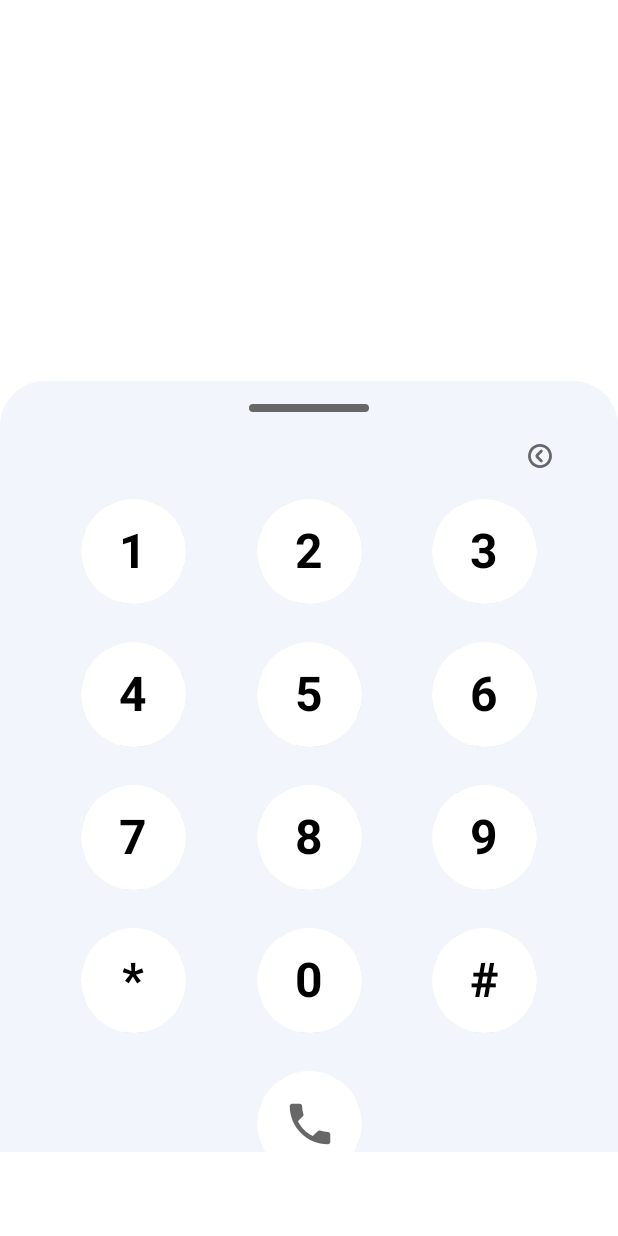
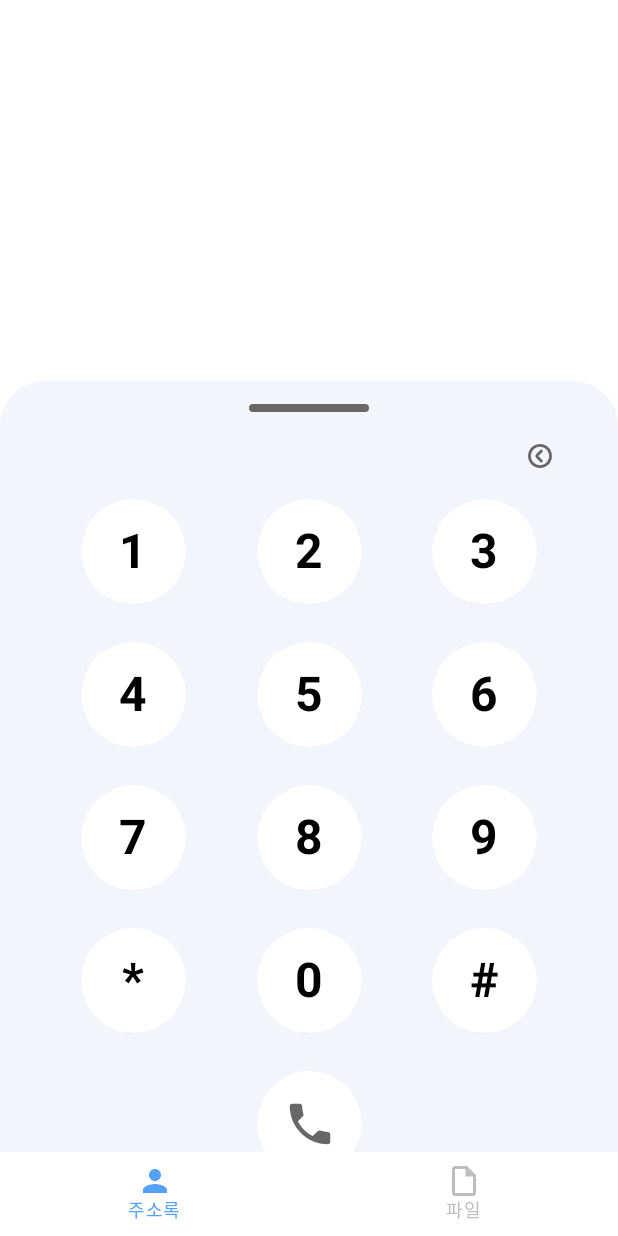
Before and after one commit to Sohot-compile-error/Deep-truth_android-kotlin, an Android app built with Jetpack Compose: the screen it shows after launch (MainActivity), after a tap on "IC_DIAL", on a phone screen of 412 x 824 dp. Run offline under Robolectric (Android 15) with nearby library versions, the phone set to English and light mode, and no system bars; our stand-ins replace Dagger/Hilt's generated code, accompanist.

Commit message:
feat : 기기 내 미디어 파일 불러오기 추가

```diff
--- a/app/src/main/java/kau/sohothackathon/compileerror/MainActivity.kt
+++ b/app/src/main/java/kau/sohothackathon/compileerror/MainActivity.kt
@@ -45,25 +45,27 @@ class MainActivity : ComponentActivity() {
     }
 
     private fun checkPermissions() {
-        if (ContextCompat.checkSelfPermission(
-                this,
-                Manifest.permission.RECORD_AUDIO
-            ) != PackageManager.PERMISSION_GRANTED ||
-            ContextCompat.checkSelfPermission(
-                this,
-                Manifest.permission.READ_CONTACTS
-            ) != PackageManager.PERMISSION_GRANTED ||
-            ContextCompat.checkSelfPermission(
-                this,
-                Manifest.permission.CAMERA
-            ) != PackageManager.PERMISSION_GRANTED
+        val permissions = arrayOf(
+            Manifest.permission.RECORD_AUDIO,
+            Manifest.permission.READ_CONTACTS,
+            Manifest.permission.CAMERA,
+            Manifest.permission.READ_EXTERNAL_STORAGE
+        )
+        if (
+            permissions.any {
+                ContextCompat.checkSelfPermission(
+                    this,
+                    it
+                ) != PackageManager.PERMISSION_GRANTED
+            }
         ) {
             ActivityCompat.requestPermissions(
                 this,
                 arrayOf(
                     Manifest.permission.RECORD_AUDIO,
                     Manifest.permission.READ_CONTACTS,
-                    Manifest.permission.CAMERA
+                    Manifest.permission.CAMERA,
+                    Manifest.permission.READ_EXTERNAL_STORAGE
                 ),
                 1004
             )
--- /dev/null
+++ b/app/src/main/java/kau/sohothackathon/compileerror/domain/FileRepository.kt
@@ -0,0 +1,8 @@
+package kau.sohothackathon.compileerror.domain
+
+import kau.sohothackathon.compileerror.domain.model.MediaFile
+
+interface FileRepository {
+
+    fun fetchAllMediaFiles(): List<MediaFile>
+}
--- /dev/null
+++ b/app/src/main/java/kau/sohothackathon/compileerror/domain/model/MediaType.kt
@@ -0,0 +1,5 @@
+package kau.sohothackathon.compileerror.domain.model
+
+enum class MediaType {
+    VIDEO, AUDIO;
+}
--- a/app/src/main/java/kau/sohothackathon/compileerror/ui/address/MainViewModel.kt
+++ b/app/src/main/java/kau/sohothackathon/compileerror/ui/MainViewModel.kt
@@ -1,19 +1,23 @@
-package kau.sohothackathon.compileerror.ui.address
+package kau.sohothackathon.compileerror.ui
 
 import android.content.Context
+import android.util.Log
 import androidx.compose.runtime.*
 import androidx.lifecycle.ViewModel
 import androidx.lifecycle.viewModelScope
 import dagger.hilt.android.lifecycle.HiltViewModel
 import kau.sohothackathon.compileerror.data.model.Address
 import kau.sohothackathon.compileerror.domain.AddressRepository
+import kau.sohothackathon.compileerror.domain.FileRepository
+import kau.sohothackathon.compileerror.domain.model.MediaFile
 import kotlinx.coroutines.Dispatchers
 import kotlinx.coroutines.launch
 import javax.inject.Inject
 
 @HiltViewModel
 class MainViewModel @Inject constructor(
-    private val addressRepository: AddressRepository
+    private val addressRepository: AddressRepository,
+    private val fileRepository: FileRepository
 ) : ViewModel() {
 
     val addresses = mutableStateListOf<Address>()
@@ -26,10 +30,19 @@ class MainViewModel @Inject constructor(
     private val _phoneSearch = mutableStateOf("")
     val phoneSearch: State<String> get() = _phoneSearch
 
+    private val _mediaFiles = mutableStateOf(emptyList<MediaFile>())
+    val mediaFiles: State<List<MediaFile>> get() = _mediaFiles
+
     fun getAllContacts(context: Context) = viewModelScope.launch(Dispatchers.Default) {
         if (addresses.isEmpty()) {
             addresses.clear()
             addresses.addAll(addressRepository.fetchAllContacts(context).sortedBy { it.name })
+        }
+    }
+
+    fun getAllMediafiles() = viewModelScope.launch(Dispatchers.Default) {
+        if (_mediaFiles.value.isEmpty()) {
+            _mediaFiles.value = fileRepository.fetchAllMediaFiles()
         }
     }
 
--- a/app/src/main/java/kau/sohothackathon/compileerror/ui/address/AddressScreen.kt
+++ b/app/src/main/java/kau/sohothackathon/compileerror/ui/address/AddressScreen.kt
@@ -16,6 +16,7 @@ import androidx.compose.ui.res.painterResource
 import androidx.compose.ui.unit.dp
 import androidx.hilt.navigation.compose.hiltViewModel
 import kau.sohothackathon.compileerror.R
+import kau.sohothackathon.compileerror.ui.MainViewModel
 import kau.sohothackathon.compileerror.ui.model.ApplicationState
 import kau.sohothackathon.compileerror.ui.theme.*
 import kau.sohothackathon.compileerror.util.Constants.VIDEO_CALL_ROUTE
--- a/app/src/main/java/kau/sohothackathon/compileerror/ui/components/BottomBar.kt
+++ b/app/src/main/java/kau/sohothackathon/compileerror/ui/components/BottomBar.kt
@@ -5,10 +5,7 @@ import androidx.compose.foundation.background
 import androidx.compose.foundation.layout.BoxScope
 import androidx.compose.foundation.layout.fillMaxWidth
 import androidx.compose.foundation.layout.navigationBarsPadding
-import androidx.compose.material.BottomNavigation
-import androidx.compose.material.BottomNavigationItem
-import androidx.compose.material.Icon
-import androidx.compose.material.Surface
+import androidx.compose.material.*
 import androidx.compose.runtime.*
 import androidx.compose.ui.Alignment
 import androidx.compose.ui.Modifier
@@ -55,10 +52,17 @@ fun BottomBar(
                                     (if (isSelected) screen.selectedIcon else screen.unselectedIcon),
                                 ),
                                 contentDescription = null,
+                                tint = if (isSelected) Color(0xFF55A1F8) else Color(0xFFBDBDBD),
                             )
                         }
                     },
-                    label = null,
+                    label = {
+                        Text(
+                            text = screen.title,
+                            color = if (isSelected) Color(0xFF55A1F8) else Color(0xFFBDBDBD),
+                            style = MaterialTheme.typography.caption,
+                        )
+                    },
                     selected = isSelected,
                     onClick = {
                         appState.navController.navigate(screen.route) {
--- /dev/null
+++ b/app/src/main/java/kau/sohothackathon/compileerror/ui/file/AudioPlayScreen.kt
@@ -0,0 +1 @@
+import androidx.compose.ui.res.painterResource
--- a/app/src/main/java/kau/sohothackathon/compileerror/ui/graph/mainGraph.kt
+++ b/app/src/main/java/kau/sohothackathon/compileerror/ui/graph/mainGraph.kt
@@ -36,7 +36,7 @@ fun NavGraphBuilder.mainGraph(appState: ApplicationState) {
         }
         composable(FILE_ROUTE) { backStackentry ->
             val backEntry = rememberNavControllerBackEntry(backStackentry, appState, MAIN_GRAPH)
-            FileScreen()
+            FileScreen(appState, hiltViewModel(backEntry))
         }
 
     }
--- a/app/src/main/java/kau/sohothackathon/compileerror/ui/theme/Color.kt
+++ b/app/src/main/java/kau/sohothackathon/compileerror/ui/theme/Color.kt
@@ -12,3 +12,5 @@ val Gray300 = Color(0xFFC1C4CC)
 val SubGray = Color(0xFFF2F5FC)
 val Gray = Color(0xFFF2F5FC)
 val Red = Color(0xFFFE6D63)
+val DEEP_TRUTH_BLUE = Color(0xFF55A1F8)
+val DEEP_TRUTH_GRAY = Color(0xFFBDBDBD)
--- a/app/src/main/java/kau/sohothackathon/compileerror/util/Screen.kt
+++ b/app/src/main/java/kau/sohothackathon/compileerror/util/Screen.kt
@@ -7,16 +7,19 @@ import kau.sohothackathon.compileerror.util.Constants.FILE_ROUTE
 
 enum class Screen(
     val route: String,
+    val title: String,
     @DrawableRes val selectedIcon: Int,
     @DrawableRes val unselectedIcon: Int
 ) {
     ADDRESS(
         ADDRESS_ROUTE,
+        "주소록",
         R.drawable.ic_baseline_person_24,
         R.drawable.ic_outline_person_24
     ),
     FILE(
         FILE_ROUTE,
+        "파일",
         R.drawable.ic_baseline_insert_drive_file_24,
         R.drawable.ic_outline_insert_drive_file_24
     );
--- /dev/null
+++ b/app/src/main/res/drawable/ic_baseline_audio_file_24.xml
@@ -0,0 +1,5 @@
+<vector android:height="24dp" android:tint="#000000"
+    android:viewportHeight="24" android:viewportWidth="24"
+    android:width="24dp" xmlns:android="http://schemas.android.com/apk/res/android">
+    <path android:fillColor="@android:color/white" android:pathData="M14,2H6C4.9,2 4.01,2.9 4.01,4L4,20c0,1.1 0.89,2 1.99,2H18c1.1,0 2,-0.9 2,-2V8L14,2zM16,13h-3v3.75c0,1.24 -1.01,2.25 -2.25,2.25S8.5,17.99 8.5,16.75c0,-1.24 1.01,-2.25 2.25,-2.25c0.46,0 0.89,0.14 1.25,0.38V11h4V13zM13,9V3.5L18.5,9H13z"/>
+</vector>
--- /dev/null
+++ b/app/src/main/res/drawable/ic_baseline_video_file_24.xml
@@ -0,0 +1,5 @@
+<vector android:height="24dp" android:tint="#000000"
+    android:viewportHeight="24" android:viewportWidth="24"
+    android:width="24dp" xmlns:android="http://schemas.android.com/apk/res/android">
+    <path android:fillColor="@android:color/white" android:pathData="M14,2H6.01c-1.1,0 -2,0.89 -2,2L4,20c0,1.1 0.9,2 2,2h12c1.1,0 2,-0.9 2,-2V8L14,2zM13,9V3.5L18.5,9H13zM14,14l2,-1.06v4.12L14,16v1c0,0.55 -0.45,1 -1,1H9c-0.55,0 -1,-0.45 -1,-1v-4c0,-0.55 0.45,-1 1,-1h4c0.55,0 1,0.45 1,1V14z"/>
+</vector>
```
Also changed, not shown: app/src/main/java/kau/sohothackathon/compileerror/data/FileRepositoryImpl.kt (added, +88 -0 lines), app/src/main/java/kau/sohothackathon/compileerror/di/RepositoryModule.kt (+8 -0 lines), app/src/main/java/kau/sohothackathon/compileerror/domain/model/MediaFile.kt (added, +12 -0 lines), app/src/main/java/kau/sohothackathon/compileerror/ui/file/FileScreen.kt (+84 -5 lines).
